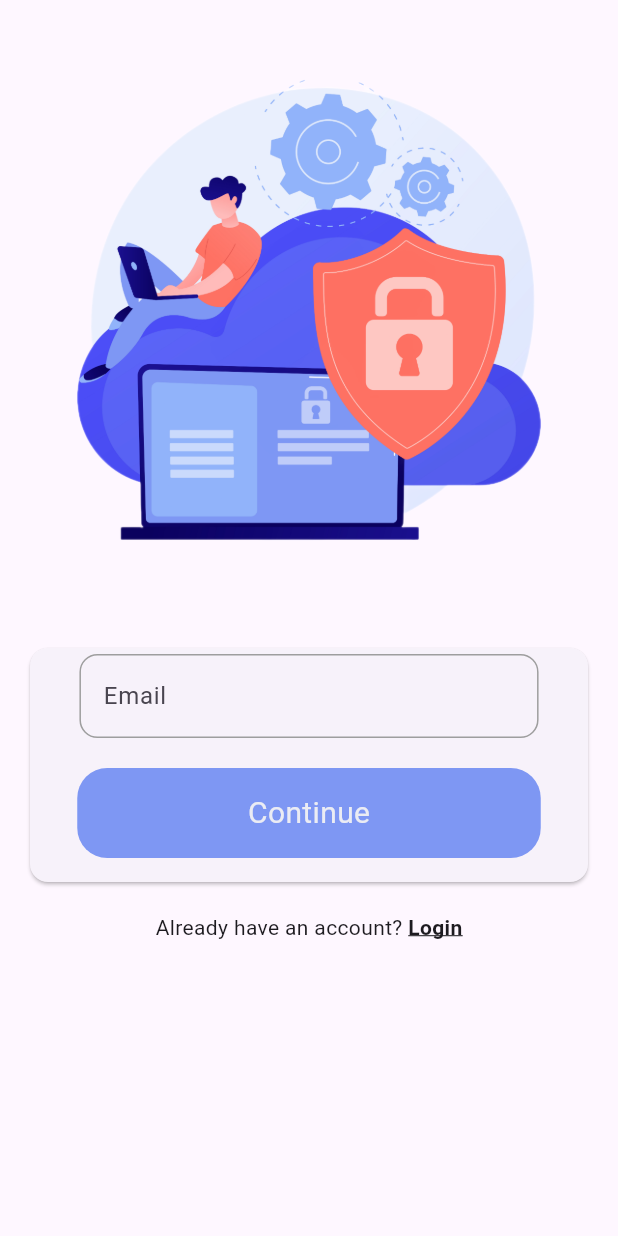
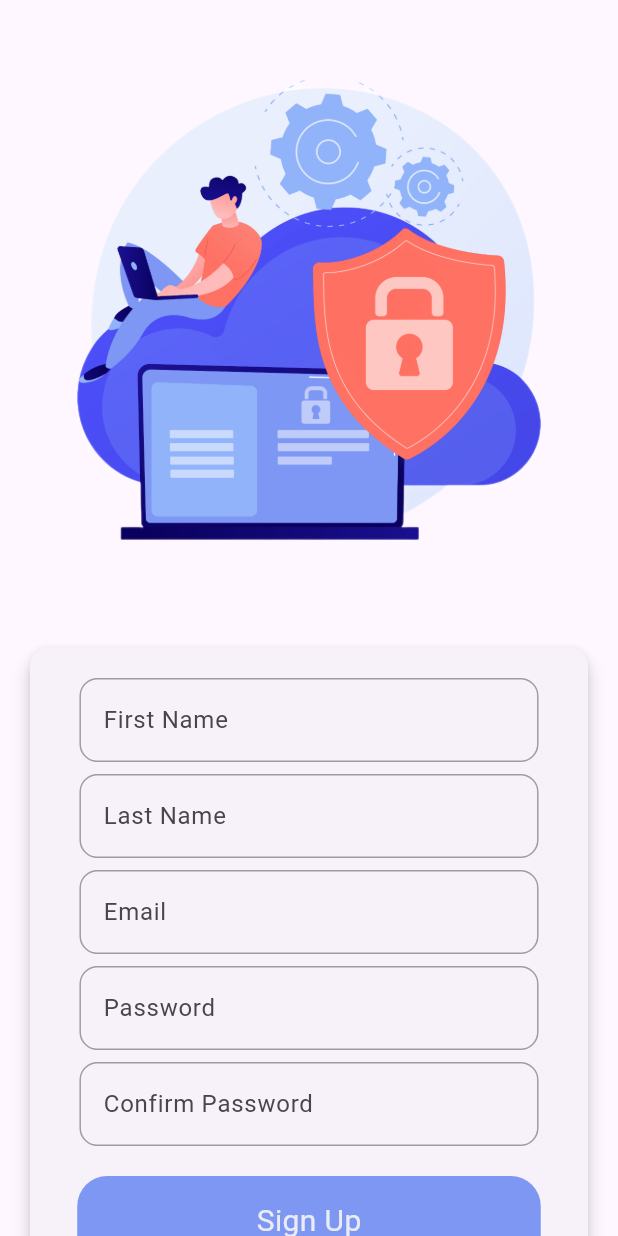
Before and after one commit to ahmd4real/chat, a Flutter app: the screen it shows after launch, after a tap on "Login", after a tap on "Sign Up", on a phone screen of 412 x 824 dp. Run offline on Flutter 3.47's test engine with Material 3 defaults, Android fonts, the light colour scheme and no system bars; drawn by our look-alikes of modal_progress_hud_nsn.

Commit message:
rearrange the screen

```diff
--- a/lib/main.dart
+++ b/lib/main.dart
@@ -2,8 +2,9 @@
 
 
 
-import 'package:chat/view/Screens/email_validate_page.dart';
 import 'package:chat/view/Screens/login_page.dart';
+import 'package:chat/view/Screens/signup_page.dart';
+import 'package:chat/view/Screens/verificaton_code_page.dart';
 
 import 'package:flutter/material.dart';
 
@@ -22,7 +23,9 @@ class ChatApp extends StatelessWidget {
       routes: {
         LoginPage.id:(context) =>  const LoginPage(),
         //RegisterPage.id:(context) =>  RegisterPage(),
-        EmailValidatePage.id:(context) => const EmailValidatePage(),
+
+        SignUpPage.id:(context) => const SignUpPage(),
+       // VerificationCodePage.id:(context) =>  VerificationCodePage(),
         //ChatPage.id:(context) => const ChatPage(),
       },
       initialRoute: LoginPage.id,
--- a/lib/view/Screens/email_validate_page.dart
+++ /dev/null
@@ -1,110 +0,0 @@
-import 'package:chat/API/api.dart';
-import 'package:chat/constants.dart';
-import 'package:chat/utilities.dart';
-import 'package:chat/view/Screens/login_page.dart';
-import 'package:chat/view/Screens/register_page.dart';
-import 'package:chat/view/Screens/verificaton_code_page.dart';
-import 'package:flutter/material.dart';
-import 'package:flutter/widgets.dart';
-import 'package:modal_progress_hud_nsn/modal_progress_hud_nsn.dart';
-
-import '../Widgets/custom_button.dart';
-import '../Widgets/custom_text_form_field.dart';
-
-class EmailValidatePage extends StatefulWidget {
-  const EmailValidatePage({super.key});
-  static String id = 'emailValidatePage';
-
-  @override
-  State<EmailValidatePage> createState() => _EmailValidatePageState();
-}
-
-class _EmailValidatePageState extends State<EmailValidatePage> {
-  TextEditingController emailController = TextEditingController();
-
-  GlobalKey<FormState> formKey = GlobalKey();
-
-  bool loading = false;
-
-  @override
-  Widget build(BuildContext context) {
-    return ModalProgressHUD(
-      inAsyncCall: loading,
-      child: Scaffold(
-        body: Form(
-          key: formKey,
-          child: ListView(
-            children: [
-              Image.asset('assets/images/logo.png'),
-              Padding(
-                padding: const EdgeInsets.all(16.0),
-                child: Card(
-                  child: Column(
-                    children: [
-                      CustomTextFormField(
-                        controller: emailController,
-                        hidden: false,
-                        hintText: 'Email',
-                        keyboardType: TextInputType.emailAddress,
-                      ),
-                      CustomButton(
-                        text: 'Continue',
-                        onTap: () async {
-                          if (formKey.currentState!.validate()) {
-                            loading = true;
-                            setState(() {});
-                            sendVerifyCode(emailController.text, false);
-                            Navigator.push(
-                              context,
-                              MaterialPageRoute(
-                                  builder: (context) => VerificationCodePage(
-                                        email: emailController.text,
-                                      )),
-                            );
-                            loading = false;
-                            setState(() {});
-                          }
-                        },
-                      ),
-                    ],
-                  ),
-                ),
-              ),
-              Padding(
-                padding: const EdgeInsets.only(bottom: 16.0),
-                child: Row(
-                  mainAxisAlignment: MainAxisAlignment.center,
-                  children: [
-                    const Text(
-                      'Already have an account? ',
-                    ),
-                    GestureDetector(
-                        onTap: () {
-                          Navigator.pushNamed(context, LoginPage.id);
-                        },
-                        child: const Text(
-                          'Login',
-                          style: TextStyle(
-                              decoration: TextDecoration.underline,
-                              fontWeight: FontWeight.w600),
-                        ))
-                  ],
-                ),
-              )
-            ],
-          ),
-        ),
-      ),
-    );
-  }
-
-  void sendVerifyCode(String email, bool reset) {
-    API().post(
-      url: '${baseUrl}SendCode',
-      body: {
-        "email": email,
-        "reset": reset, //true reset password false send code/verify email
-      },
-    );
-  }
-}
--- a/lib/view/Screens/login_page.dart
+++ b/lib/view/Screens/login_page.dart
@@ -1,7 +1,8 @@
 import 'package:chat/API/api.dart';
 import 'package:chat/constants.dart';
-import 'package:chat/view/Screens/email_validate_page.dart';
-import 'package:chat/view/Screens/register_page.dart';
+
+
+import 'package:chat/view/Screens/signup_page.dart';
 import 'package:chat/view/Widgets/custom_button.dart';
 import 'package:flutter/cupertino.dart';
 
@@ -37,8 +38,10 @@ class _LoginPageState extends State<LoginPage> {
               Padding(
                 padding: const EdgeInsets.all(16.0),
                 child: Card(
+                  elevation: 5,
                   child: Column(
                     children: [
+                      const SizedBox(height: 16,),
                       CustomTextFormField(
                         controller: emailController,
                         hidden: false,
@@ -81,7 +84,8 @@ class _LoginPageState extends State<LoginPage> {
                     GestureDetector(
                         onTap: () {
                           Navigator.pushReplacementNamed(
-                              context, EmailValidatePage.id);
+                              context, SignUpPage.id);
+
                         },
                         child: const Text(
                           style: TextStyle(
--- /dev/null
+++ b/lib/view/Screens/signup_page.dart
@@ -0,0 +1,168 @@
+import 'package:chat/view/Screens/verificaton_code_page.dart';
+import 'package:flutter/material.dart';
+
+import 'package:chat/API/api.dart';
+import 'package:chat/constants.dart';
+import 'package:chat/utilities.dart';
+import 'package:chat/view/Screens/login_page.dart';
+import 'package:flutter/widgets.dart';
+import 'package:modal_progress_hud_nsn/modal_progress_hud_nsn.dart';
+
+import '../Widgets/custom_button.dart';
+import '../Widgets/custom_text_form_field.dart';
+
+class SignUpPage extends StatefulWidget {
+  const SignUpPage({
+    super.key,
+  });
+  static String id = 'SignUpPage';
+  //final String email;
+  @override
+  State<SignUpPage> createState() => _SignUpPageState();
+}
+
+class _SignUpPageState extends State<SignUpPage> {
+  TextEditingController passwordController = TextEditingController();
+  TextEditingController nameController = TextEditingController();
+  TextEditingController lastNameController = TextEditingController();
+  TextEditingController confirmPasswordController = TextEditingController();
+  TextEditingController emailController = TextEditingController();
+  GlobalKey<FormState> formKey = GlobalKey();
+
+  bool loading = false;
+
+  @override
+  Widget build(BuildContext context) {
+    return ModalProgressHUD(
+      inAsyncCall: loading,
+      child: Scaffold(
+        body: Form(
+          key: formKey,
+          child: ListView(
+            children: [
+              Image.asset('assets/images/logo.png'),
+              Padding(
+                padding: const EdgeInsets.all(16.0),
+                child: Card(
+                  elevation: 5,
+                  child: Column(
+                    children: [
+                      const SizedBox(
+                        height: 16,
+                      ),
+                      CustomTextFormField(
+                        controller: nameController,
+                        hidden: false,
+                        hintText: 'First Name',
+                      ),
+                       CustomTextFormField(
+                                               controller: lastNameController,
+                                               hidden: false,
+                                               hintText: 'Last Name',
+                                             ),
+
+                      CustomTextFormField(
+                        controller: emailController,
+                        hidden: false,
+                        hintText: 'Email',
+                      ),
+                      CustomTextFormField(
+                        controller: passwordController,
+                        hidden: true,
+                        hintText: 'Password',
+                      ),
+                      CustomTextFormField(
+                        controller: confirmPasswordController,
+                        hidden: true,
+                        hintText: 'Confirm Password',
+                        validator: (value) {
+                          if (value!.isEmpty) {
+                            return 'Field is Required';
+                          }
+                          if (!passwordMatched(
+                              passwordController.text, value)) {
+                            return 'Passwords do not match';
+                          }
+                          return null;
+                        },
+                      ),
+                      CustomButton(
+                        text: 'Sign Up',
+                        onTap: () async {
+                          if (formKey.currentState!.validate()) {
+                            loading = true;
+                            setState(() {});
+
+                            addUser(
+                                emailController.text,
+                                passwordController.text,
+                                nameController.text,
+                                lastNameController.text,
+                                confirmPasswordController.text);
+                              sendVerifyCode(emailController.text, false);
+                            Navigator.push(
+                                context,
+                                MaterialPageRoute(
+                                    builder: (context) => VerificationCodePage(
+                                          email: emailController.text,
+                                        )));
+                            loading = false;
+                            setState(() {});
+                          }
+                        },
+                      ),
+                    ],
+                  ),
+                ),
+              ),
+              Padding(
+                padding: const EdgeInsets.only(bottom: 16.0),
+                child: Row(
+                  mainAxisAlignment: MainAxisAlignment.center,
+                  children: [
+                    const Text(
+                      'Already have an account? ',
+                    ),
+                    GestureDetector(
+                        onTap: () {
+                          Navigator.popUntil(
+                              context, (ModalRoute.withName(LoginPage.id)));
+                        },
+                        child: const Text(
+                          'Login',
+                          style: TextStyle(
+                              decoration: TextDecoration.underline,
+                              fontWeight: FontWeight.w600),
+                        ))
+                  ],
+                ),
+              )
+            ],
+          ),
+        ),
+      ),
+    );
+  }
+
+  void addUser(String email, String password, String firstName, String lastName,
+      String confirmPassword) {
+    API().post(
+      url: '${baseUrl}SignUp',
+      body: {
+        "firstName": firstName,
+        "lastName": lastName,
+        "email": email,
+        "password": password,
+        "confirmPassword": confirmPassword
+      },
+    );
+  }
+void sendVerifyCode(String email, bool reset) {
+    API().post(
+      url: '${baseUrl}SendCode',
+      body: {
+        "email": email,
+        "reset": reset, //true reset password false send code/verify email
+      },
+    );
+  }}
```
Also changed, not shown: lib/view/Screens/home_page.dart (added, +14 -0 lines), lib/view/Screens/register_page.dart (deleted, +0 -138 lines), lib/view/Screens/verificaton_code_page.dart (+4 -3 lines).
